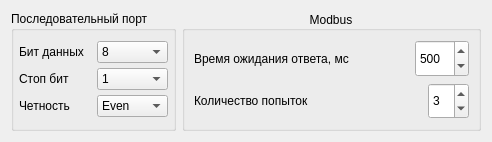
Before: the Qt Designer form serialportsetting.ui in vlarry/configurator, drawn with Qt 5.
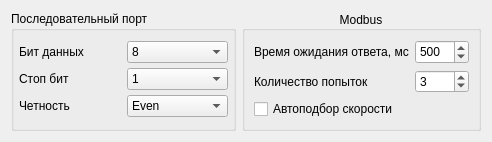
After: the same form once the commit is applied.

Commit message: Перенос автоподбора скорости в настройки модбаса.

What changed in the file:
```diff
--- a/serialportsetting.ui
+++ b/serialportsetting.ui
@@ -225,7 +225,7 @@
           </property>
          </widget>
         </item>
-        <item row="0" column="2">
+        <item row="0" column="1">
          <widget class="QSpinBox" name="sboxTimeout">
           <property name="maximumSize">
            <size>
@@ -250,24 +250,7 @@
           </property>
          </widget>
         </item>
-        <item row="0" column="1">
-         <spacer name="horizontalSpacer_2">
-          <property name="orientation">
-           <enum>Qt::Horizontal</enum>
-          </property>
-          <property name="sizeHint" stdset="0">
-           <size>
-            <width>40</width>
-            <height>20</height>
-           </size>
-          </property>
-         </spacer>
-        </item>
-       </layout>
-      </item>
-      <item>
-       <layout class="QGridLayout" name="gridLayout_7">
-        <item row="0" column="0">
+        <item row="1" column="0">
          <widget class="QLabel" name="lblTextNumRepeat">
           <property name="text">
            <string>Количество попыток</string>
@@ -277,7 +260,7 @@
           </property>
          </widget>
         </item>
-        <item row="0" column="2">
+        <item row="1" column="1">
          <widget class="QSpinBox" name="sboxNumRepeat">
           <property name="maximumSize">
            <size>
@@ -299,21 +282,15 @@
           </property>
          </widget>
         </item>
-        <item row="0" column="1">
-         <spacer name="horizontalSpacer_12">
-          <property name="orientation">
-           <enum>Qt::Horizontal</enum>
-          </property>
-          <property name="sizeHint" stdset="0">
-           <size>
-            <width>40</width>
-            <height>20</height>
-           </size>
-          </property>
-         </spacer>
-        </item>
        </layout>
       </item>
+      <item>
+       <widget class="QCheckBox" name="checkBoxAutoSpeed">
+        <property name="text">
+         <string>Автоподбор скорости</string>
+        </property>
+       </widget>
+      </item>
      </layout>
     </widget>
    </item>
```
Left out of the diff: 2 changed lines with no effect on the pictures. The commit also changes 4 other files.
